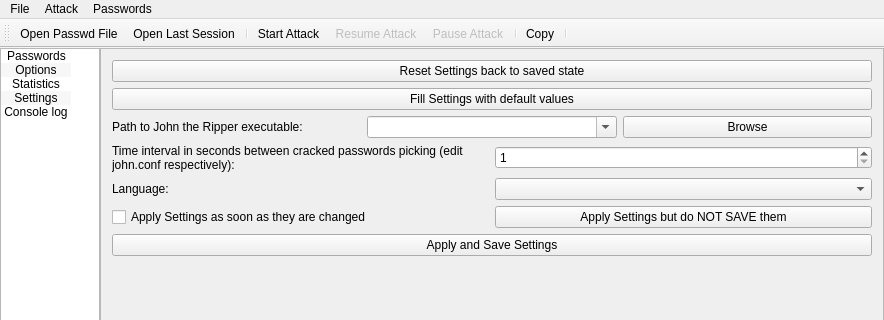
The window that mainwindow.ui (openwall/johnny) describes before a commit, drawn with Qt 5; both pictures show x 0 to 884 and y 0 to 320 of the 884 by 655 pixel window.
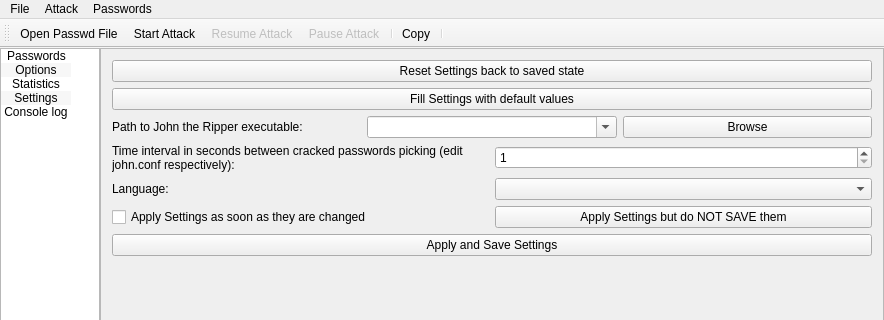
The same window after the commit. The open tabs and pages were chosen to show the change. Icons and pictures are not drawn.

Commit message: First part of multi-session management

```diff
--- a/mainwindow.ui
+++ b/mainwindow.ui
@@ -1143,8 +1143,6 @@
     <bool>false</bool>
    </attribute>
    <addaction name="actionOpen_Password"/>
-   <addaction name="actionOpen_Last_Session"/>
-   <addaction name="separator"/>
    <addaction name="actionStart_Attack"/>
    <addaction name="actionResume_Attack"/>
    <addaction name="actionPause_Attack"/>
```
Left out of the diff: 41 changed lines with no effect on the pictures. The commit also changes 2 other files.
